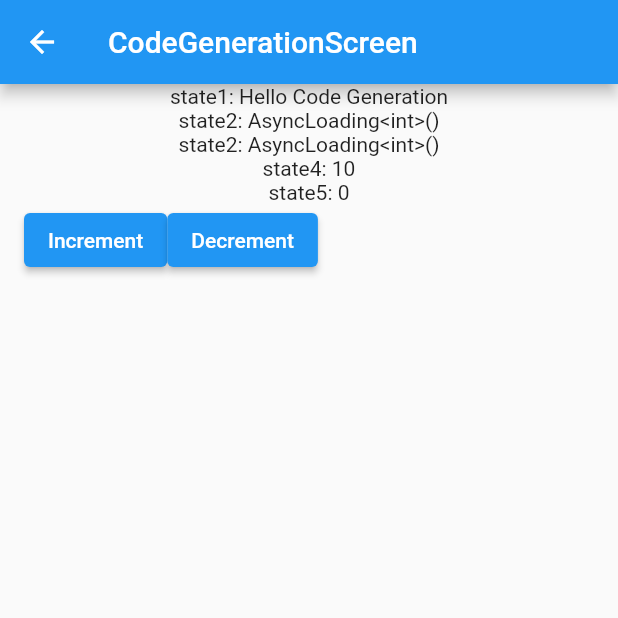
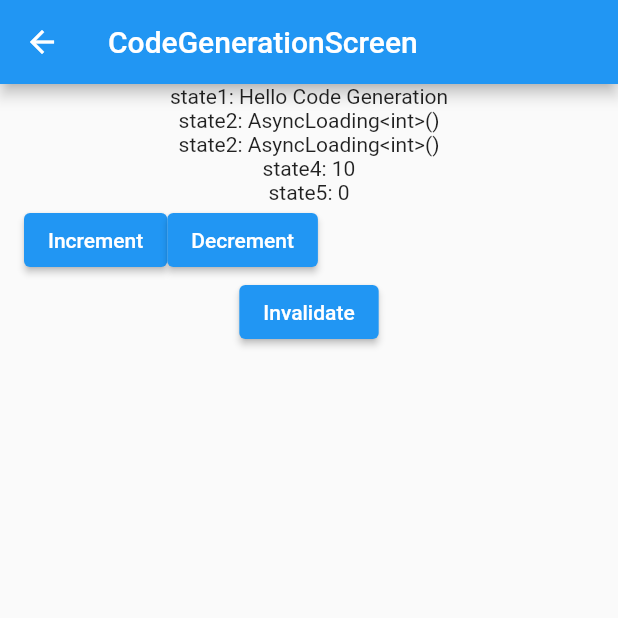
Before and after one commit to walkerJung/riverpod_ex, a Flutter app: the screen it shows after launch, after a tap on "CodeGenerationScreen", on a phone screen of 412 x 824 dp, the top half of it. Run offline on Flutter 3.47's test engine with Material 2 defaults, Android fonts, the phone set to English and light mode, and no system bars; our stand-ins replace flutter_riverpod, riverpod_annotation; generated files the repository leaves out were written again.

Commit message:
feat: Riverpod v2 Invalidate 함수

```diff
--- a/lib/screen/code_generation_screen.dart
+++ b/lib/screen/code_generation_screen.dart
@@ -37,6 +37,12 @@ class CodeGenerationScreen extends ConsumerWidget {
                 child: const Text('Decrement'),
               ),
             ],
+          ),
+          ElevatedButton(
+            onPressed: () {
+              ref.invalidate(gStateNotifierProvider);
+            },
+            child: const Text('Invalidate'),
           )
         ],
       ),
```
Also changed, not shown: 1 other file.
